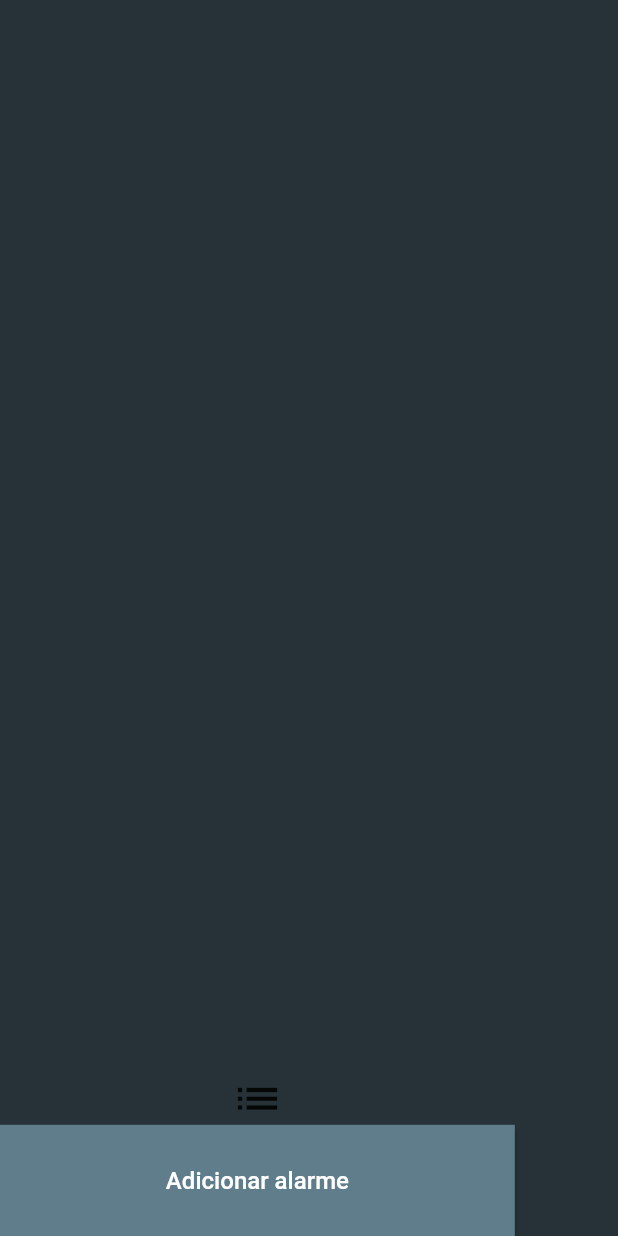
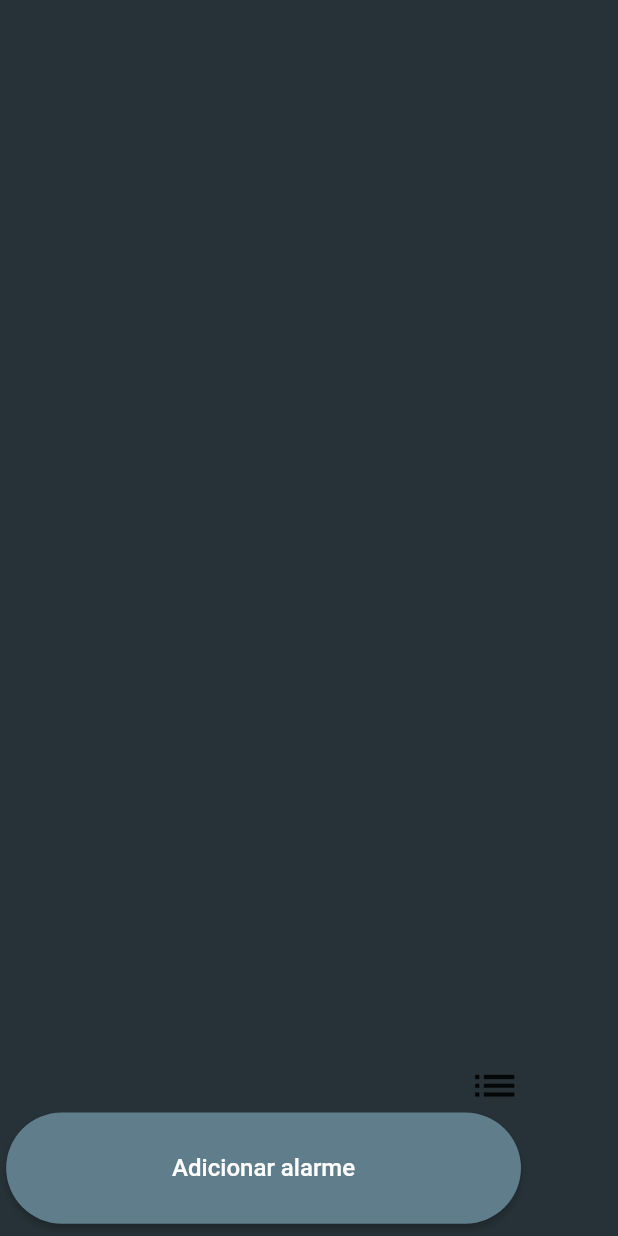
Before and after one commit to MatheusAraujo6/pimobile3a, a Flutter app: the GerenciarAlarmes screen opened directly, on a phone screen of 412 x 824 dp. Run offline on Flutter 3.47's test engine with Material 2 defaults, Android fonts, the phone set to English and light mode, and no system bars.

```diff
--- a/lib/gerenciar.dart
+++ b/lib/gerenciar.dart
@@ -27,9 +27,12 @@ class _GerenciarAlarmesState extends State<GerenciarAlarmes> {
                 Navigator.of(context).pop();
               }
             },
+            child: Padding(
+                padding: EdgeInsets.symmetric(
+                    vertical: 0.01 * height, horizontal: 0.01 * width),
                 child: Column(
                   mainAxisAlignment: MainAxisAlignment.end,
-              crossAxisAlignment: CrossAxisAlignment.center,
+                  crossAxisAlignment: CrossAxisAlignment.end,
                   children: [
                     const Icon(
                       Icons.list,
@@ -41,7 +44,7 @@ class _GerenciarAlarmesState extends State<GerenciarAlarmes> {
                       child: ElevatedButton(
                           onPressed: () => navegarTelaAnterior(context),
                           style: ElevatedButton.styleFrom(
-                          shape: const RoundedRectangleBorder(),
+                              shape: const StadiumBorder(),
                               backgroundColor: Colors.blueGrey),
                           child: const Text(
                             'Adicionar alarme',
@@ -49,6 +52,6 @@ class _GerenciarAlarmesState extends State<GerenciarAlarmes> {
                           )),
                     ),
                   ],
-            )));
+                ))));
   }
 }
```
Also changed, not shown: lib/principal.dart (+19 -6 lines). Lines whose indentation alone changed are shown as unchanged.
